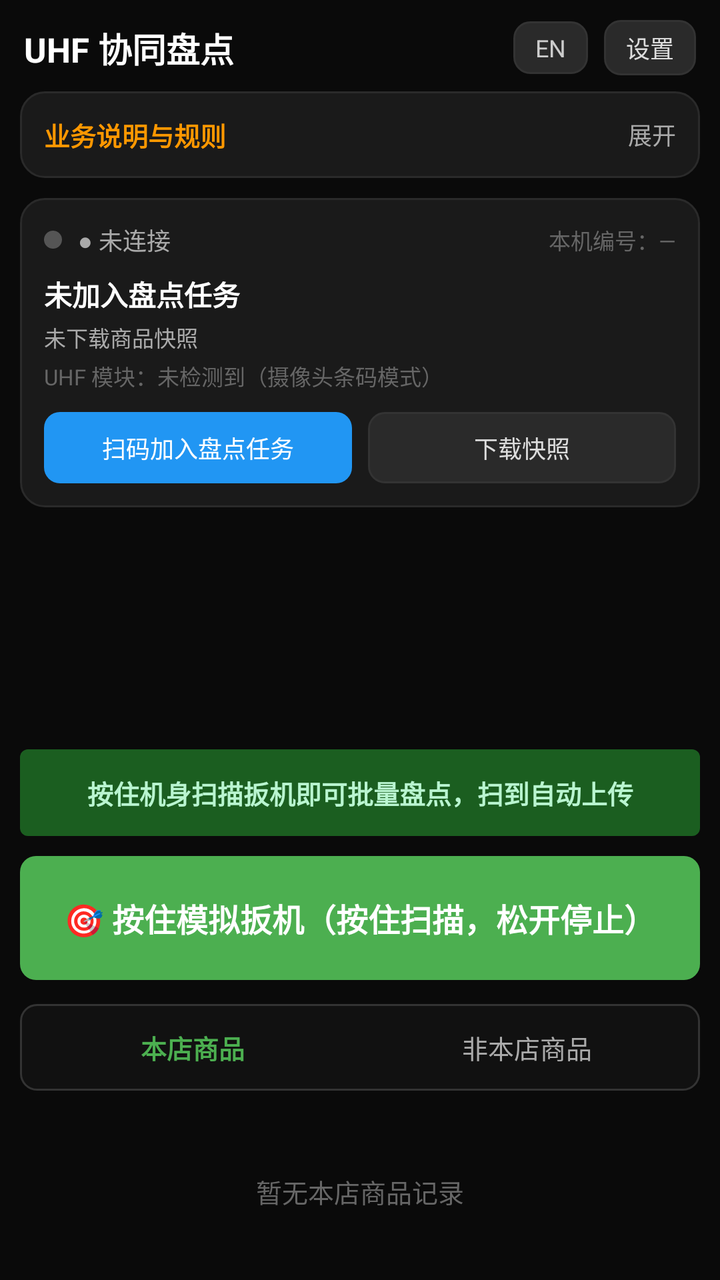
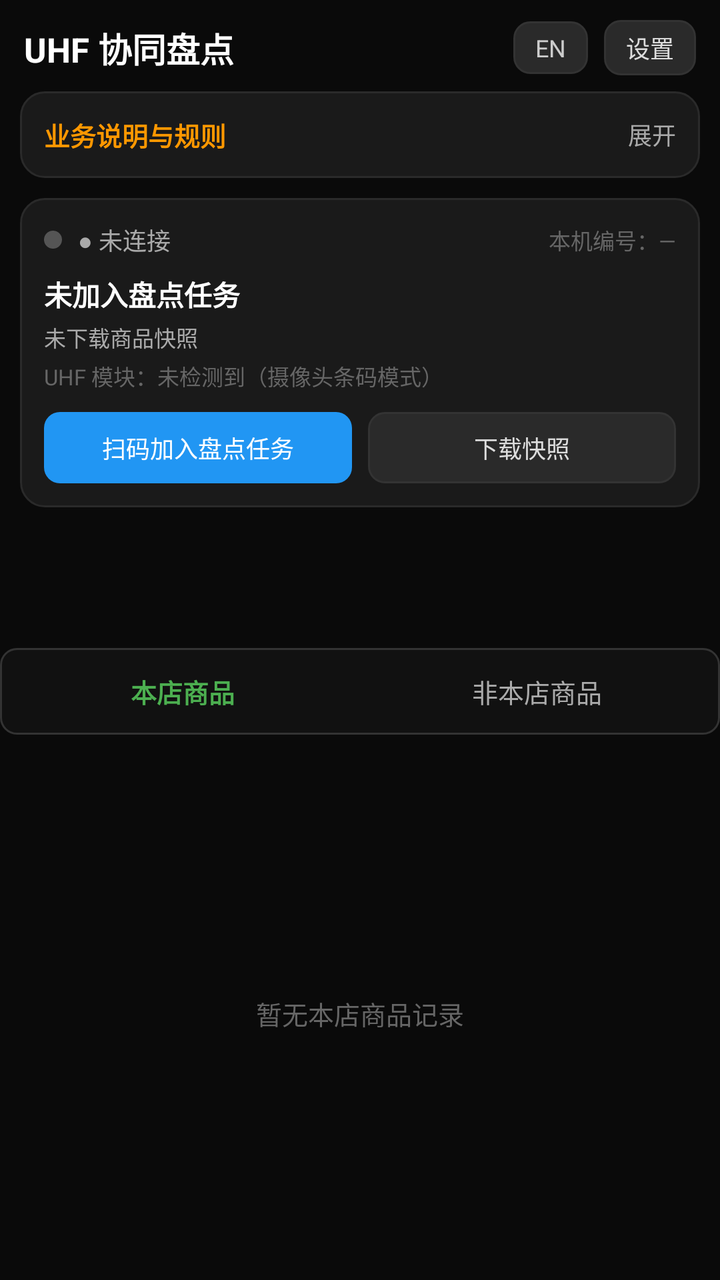

Before-and-after screenshots of an Android layout around one commit, followed by the original layout XML and the change that was made.
<!-- AndroidManifest.xml: application theme Theme.Rfid -->
<!-- res/layout/activity_main.xml -->
<?xml version="1.0" encoding="utf-8"?>
<LinearLayout xmlns:android="http://schemas.android.com/apk/res/android"
    android:layout_width="match_parent"
    android:layout_height="match_parent"
    android:orientation="vertical"
    android:background="@color/bg"
    android:fitsSystemWindows="true">

    
    <LinearLayout
        android:layout_width="match_parent"
        android:layout_height="wrap_content"
        android:orientation="horizontal"
        android:gravity="center_vertical"
        android:paddingHorizontal="12dp"
        android:paddingTop="10dp"
        android:paddingBottom="8dp">

        <TextView
            android:id="@+id/tvTitle"
            android:layout_width="0dp"
            android:layout_height="wrap_content"
            android:layout_weight="1"
            android:text="@string/app_title"
            android:textColor="@color/text_primary"
            android:textSize="17sp"
            android:textStyle="bold" />

        <TextView
            android:id="@+id/btnLang"
            android:layout_width="wrap_content"
            android:layout_height="wrap_content"
            android:background="@drawable/bg_btn_dark"
            android:paddingHorizontal="11dp"
            android:paddingVertical="5dp"
            android:text="@string/lang_switch"
            android:textColor="#CCCCCC"
            android:textSize="12sp" />

        <TextView
            android:id="@+id/btnSettings"
            android:layout_width="wrap_content"
            android:layout_height="wrap_content"
            android:layout_marginStart="8dp"
            android:background="@drawable/bg_btn_dark"
            android:paddingHorizontal="11dp"
            android:paddingVertical="5dp"
            android:text="@string/btn_settings"
            android:textColor="#DDDDDD"
            android:textSize="12sp" />
    </LinearLayout>

    <LinearLayout
        android:layout_width="match_parent"
        android:layout_height="wrap_content"
        android:orientation="vertical">

        <LinearLayout
            android:layout_width="match_parent"
            android:layout_height="wrap_content"
            android:orientation="vertical"
            android:paddingHorizontal="10dp">

            
            <LinearLayout
                android:id="@+id/rulesCard"
                android:layout_width="match_parent"
                android:layout_height="wrap_content"
                android:orientation="vertical"
                android:background="@drawable/bg_card"
                android:padding="12dp">

                <LinearLayout
                    android:id="@+id/rulesHead"
                    android:layout_width="match_parent"
                    android:layout_height="wrap_content"
                    android:orientation="horizontal"
                    android:gravity="center_vertical">

                    <TextView
                        android:layout_width="0dp"
                        android:layout_height="wrap_content"
                        android:layout_weight="1"
                        android:text="@string/rules_title"
                        android:textColor="@color/orange"
                        android:textSize="13sp"
                        android:textStyle="bold" />

                    <TextView
                        android:id="@+id/tvRulesToggle"
                        android:layout_width="wrap_content"
                        android:layout_height="wrap_content"
                        android:text="@string/rules_expand"
                        android:textColor="@color/text_secondary"
                        android:textSize="12sp" />
                </LinearLayout>

                <TextView
                    android:id="@+id/tvRulesBody"
                    android:layout_width="match_parent"
                    android:layout_height="wrap_content"
                    android:layout_marginTop="8dp"
                    android:lineSpacingMultiplier="1.35"
                    android:text="@string/rules_body"
                    android:textColor="#B0B0B0"
                    android:textSize="11sp"
                    android:visibility="gone" />
            </LinearLayout>

            
            <LinearLayout
                android:layout_width="match_parent"
                android:layout_height="wrap_content"
                android:orientation="vertical"
                android:background="@drawable/bg_card"
                android:layout_marginTop="10dp"
                android:padding="12dp">

                <LinearLayout
                    android:layout_width="match_parent"
                    android:layout_height="wrap_content"
                    android:orientation="horizontal"
                    android:gravity="center_vertical">

                    <View
                        android:id="@+id/dotNet"
                        android:layout_width="9dp"
                        android:layout_height="9dp"
                        android:background="@drawable/dot_gray" />

                    <TextView
                        android:id="@+id/tvNet"
                        android:layout_width="0dp"
                        android:layout_height="wrap_content"
                        android:layout_weight="1"
                        android:layout_marginStart="8dp"
                        android:text="@string/net_offline"
                        android:textColor="@color/text_secondary"
                        android:textSize="12sp" />

                    <TextView
                        android:id="@+id/tvDeviceNo"
                        android:layout_width="wrap_content"
                        android:layout_height="wrap_content"
                        android:text="@string/device_none"
                        android:textColor="@color/text_hint"
                        android:textSize="11sp" />
                </LinearLayout>

                <TextView
                    android:id="@+id/tvTask"
                    android:layout_width="wrap_content"
                    android:layout_height="wrap_content"
                    android:layout_marginTop="8dp"
                    android:text="@string/task_none"
                    android:textColor="@color/text_primary"
                    android:textSize="14sp"
                    android:textStyle="bold" />

                <TextView
                    android:id="@+id/tvSnapshot"
                    android:layout_width="wrap_content"
                    android:layout_height="wrap_content"
                    android:layout_marginTop="3dp"
                    android:text="@string/snapshot_none"
                    android:textColor="@color/text_secondary"
                    android:textSize="11sp" />

                <TextView
                    android:id="@+id/tvUhf"
                    android:layout_width="wrap_content"
                    android:layout_height="wrap_content"
                    android:layout_marginTop="3dp"
                    android:text="@string/uhf_none"
                    android:textColor="@color/text_hint"
                    android:textSize="11sp" />

                <LinearLayout
                    android:layout_width="match_parent"
                    android:layout_height="wrap_content"
                    android:orientation="horizontal"
                    android:layout_marginTop="10dp">

                    <TextView
                        android:id="@+id/btnJoin"
                        android:layout_width="0dp"
                        android:layout_height="wrap_content"
                        android:layout_weight="1"
                        android:background="@drawable/bg_btn_blue"
                        android:gravity="center"
                        android:paddingVertical="9dp"
                        android:text="@string/btn_scan_join"
                        android:textColor="#FFFFFF"
                        android:textSize="12sp" />

                    <TextView
                        android:id="@+id/btnDownload"
                        android:layout_width="0dp"
                        android:layout_height="wrap_content"
                        android:layout_weight="1"
                        android:layout_marginStart="8dp"
                        android:background="@drawable/bg_btn_dark"
                        android:gravity="center"
                        android:paddingVertical="9dp"
                        android:text="@string/btn_download"
                        android:textColor="#DDDDDD"
                        android:textSize="12sp" />
                </LinearLayout>
            </LinearLayout>

            
            <TextView
                android:id="@+id/tvHvAlert"
                android:layout_width="match_parent"
                android:layout_height="wrap_content"
                android:layout_marginTop="10dp"
                android:background="@drawable/badge_orange"
                android:gravity="center"
                android:paddingVertical="9dp"
                android:textColor="#FFE0B2"
                android:textSize="12sp"
                android:textStyle="bold"
                android:visibility="gone" />

            
            <LinearLayout
                android:layout_width="match_parent"
                android:layout_height="wrap_content"
                android:orientation="horizontal"
                android:layout_marginTop="10dp"
                android:weightSum="4">

                <LinearLayout style="@style/HomeStat">
                    <TextView android:id="@+id/statSelf" style="@style/HomeStatNum" android:textColor="@color/green" />
                    <TextView style="@style/HomeStatLabel" android:text="@string/stat_self" />
                </LinearLayout>
                <LinearLayout style="@style/HomeStat">
                    <TextView android:id="@+id/statAbnormal" style="@style/HomeStatNum" android:textColor="@color/red" />
                    <TextView style="@style/HomeStatLabel" android:text="@string/stat_abnormal" />
                </LinearLayout>
                <LinearLayout style="@style/HomeStat">
                    <TextView android:id="@+id/statGlobal" style="@style/HomeStatNum" android:textColor="@color/blue" />
                    <TextView style="@style/HomeStatLabel" android:text="@string/stat_global" />
                </LinearLayout>
                <LinearLayout style="@style/HomeStat">
                    <TextView android:id="@+id/statBook" style="@style/HomeStatNum" android:textColor="@color/text_primary" />
                    <TextView style="@style/HomeStatLabel" android:text="@string/stat_book" />
                </LinearLayout>
            </LinearLayout>

            
            <TextView
                android:id="@+id/tvTriggerHint"
                android:layout_width="match_parent"
                android:layout_height="wrap_content"
                android:layout_marginTop="10dp"
                android:background="@drawable/badge_green"
                android:gravity="center"
                android:paddingVertical="12dp"
                android:text="@string/trigger_hint"
                android:textColor="#B9F5D0"
                android:textSize="13sp"
                android:textStyle="bold" />

            
            <TextView
                android:id="@+id/btnTrigger"
                android:layout_width="match_parent"
                android:layout_height="62dp"
                android:layout_marginTop="10dp"
                android:background="@drawable/bg_btn_green"
                android:gravity="center"
                android:text="@string/trigger_btn"
                android:textColor="#FFFFFF"
                android:textSize="16sp"
                android:textStyle="bold" />

            
            <LinearLayout
                android:layout_width="match_parent"
                android:layout_height="wrap_content"
                android:orientation="horizontal"
                android:layout_marginTop="12dp"
                android:background="@drawable/bg_input"
                android:padding="3dp">

                <TextView
                    android:id="@+id/tabStore"
                    android:layout_width="0dp"
                    android:layout_height="wrap_content"
                    android:layout_weight="1"
                    android:gravity="center"
                    android:paddingVertical="9dp"
                    android:text="@string/tab_store"
                    android:textColor="@color/green"
                    android:textSize="13sp"
                    android:textStyle="bold" />

                <TextView
                    android:id="@+id/tabAbnormal"
                    android:layout_width="0dp"
                    android:layout_height="wrap_content"
                    android:layout_weight="1"
                    android:gravity="center"
                    android:paddingVertical="9dp"
                    android:text="@string/tab_abnormal"
                    android:textColor="@color/text_secondary"
                    android:textSize="13sp" />
            </LinearLayout>
        </LinearLayout>
    </LinearLayout>

    
    <FrameLayout
        android:layout_width="match_parent"
        android:layout_height="0dp"
        android:layout_weight="1"
        android:layout_marginTop="6dp">

        <androidx.recyclerview.widget.RecyclerView
            android:id="@+id/rvScan"
            android:layout_width="match_parent"
            android:layout_height="match_parent"
            android:clipToPadding="false"
            android:paddingHorizontal="10dp"
            android:paddingBottom="10dp"
            android:scrollbars="vertical" />

        <TextView
            android:id="@+id/tvEmpty"
            android:layout_width="wrap_content"
            android:layout_height="wrap_content"
            android:layout_gravity="center"
            android:text="@string/empty_store"
            android:textColor="@color/text_hint"
            android:textSize="13sp" />
    </FrameLayout>
</LinearLayout>
<!-- resources referenced by this layout -->
<resources>
  <color name="bg">#0A0A0A</color>
  <color name="blue">#2196F3</color>
  <color name="green">#4CAF50</color>
  <color name="orange">#FF9800</color>
  <color name="red">#E53935</color>
  <color name="text_hint">#666666</color>
  <color name="text_primary">#FFFFFF</color>
  <color name="text_secondary">#AAAAAA</color>
  <!-- drawable badge_green (drawable) -->
  <?xml version="1.0" encoding="utf-8"?>
  <shape xmlns:android="http://schemas.android.com/apk/res/android" android:shape="rectangle">
      <solid android:color="#1B5E20" />
      <corners android:radius="4dp" />
  </shape>
  <!-- drawable badge_orange (drawable) -->
  <?xml version="1.0" encoding="utf-8"?>
  <shape xmlns:android="http://schemas.android.com/apk/res/android" android:shape="rectangle">
      <solid android:color="#7A4F01" />
      <corners android:radius="4dp" />
  </shape>
  <!-- drawable bg_btn_blue (drawable) -->
  <?xml version="1.0" encoding="utf-8"?>
  <shape xmlns:android="http://schemas.android.com/apk/res/android" android:shape="rectangle">
      <solid android:color="@color/blue" />
      <corners android:radius="8dp" />
  </shape>
  <!-- drawable bg_btn_green (drawable) -->
  <?xml version="1.0" encoding="utf-8"?>
  <shape xmlns:android="http://schemas.android.com/apk/res/android" android:shape="rectangle">
      <solid android:color="@color/green" />
      <corners android:radius="8dp" />
  </shape>
  <!-- drawable dot_gray (drawable) -->
  <?xml version="1.0" encoding="utf-8"?>
  <shape xmlns:android="http://schemas.android.com/apk/res/android" android:shape="oval">
      <solid android:color="#555555" />
      <size android:width="10dp" android:height="10dp" />
  </shape>
  <string name="app_title">UHF 协同盘点</string>
  <string name="btn_download">下载快照</string>
  <string name="btn_scan_join">扫码加入盘点任务</string>
  <string name="btn_settings">设置</string>
  <string name="device_none">本机编号：—</string>
  <string name="empty_store">暂无本店商品记录</string>
  <string name="lang_switch">EN</string>
  <string name="net_offline">● 未连接</string>
  <string name="rules_body">一、任务与设备\n1. 盘点任务由主管在系统里开启，设备扫码加入任务并下载商品快照后才能扫描。\n2. 盘点期间，本店销售暂停，商品不能买卖、不能出入库。\n3. 加入任务后直接按住机身扫描扳机即可批量盘点；没有 UHF 模块的手机点屏幕提示条打开摄像头扫条码，条码即 EPC。扫到的数据自动上传，无需手动开始或结束。\n4. 主管结束任务后设备自动停止扫描和上传；任务开始时系统给每台设备编临时号（如1号、2号），任务结束释放。\n\n二、多台设备协同\n5. 手持机按设定间隔自动获取“其他设备已扫到的商品”并更新屏幕。\n6. 每次只取新增的，不重复取，省流量。\n7. 只有一台设备时不取别人数据，高价值提醒只按本机算。\n8. 多台设备时合成一张完整盘点表。\n9. 断网不影响使用，网络恢复后自动补齐。\n10. 网络正常看到全局；断网只显示本机，提醒按本机算。\n11-13. 断网数据先存本机，恢复后自动补传；非本店商品照样标红。\n\n三、商品核对\n14. 开始前下载本店全部商品清单到本地，扫描时立刻比对。\n15. 扫到非本店商品标红，挑出单独存放，结束后统一处理。\n16. 高价值商品没扫到会一直置顶提醒，重点寻找。\n\n四、数据与结果\n17. 能传就传，传不了先存，恢复后自动补传。\n18. 同一件商品重复扫只记一次。\n19. 排序：异常 &gt; 未扫高价值 &gt; 已扫高价值 &gt; 普通 &gt; 其他设备扫的。\n20. 手持机只负责扫描、核对、上传，差异结果由后台计算。\n21. 全部设备合并去重，主管核对确认后才解除销售暂停。</string>
  <string name="rules_expand">展开</string>
  <string name="rules_title">业务说明与规则</string>
  <string name="snapshot_none">未下载商品快照</string>
  <string name="stat_abnormal">非本店</string>
  <string name="stat_book">账面</string>
  <string name="stat_global">全局已扫</string>
  <string name="stat_self">本机已扫</string>
  <string name="tab_abnormal">非本店商品</string>
  <string name="tab_store">本店商品</string>
  <string name="task_none">未加入盘点任务</string>
  <string name="trigger_btn">🎯 按住模拟扳机（按住扫描，松开停止）</string>
  <string name="trigger_hint">按住机身扫描扳机即可批量盘点，扫到自动上传</string>
  <string name="uhf_none">UHF 模块：未检测到（摄像头条码模式）</string>
  <style name="HomeStatLabel">
          <item name="android:layout_width">wrap_content</item>
          <item name="android:layout_height">wrap_content</item>
          <item name="android:textColor">@color/text_secondary</item>
          <item name="android:textSize">10sp</item>
      </style>
  <color name="input_stroke">#333333</color>
  <color name="card">#1A1A1A</color>
  <color name="stroke">#2A2A2A</color>
  <color name="input_bg">#111111</color>
  <color name="green_dark">#2E7D32</color>
  <!-- unchanged entries left out for length: 8 -->
</resources>

<!-- the commit's change to res/layout/activity_main.xml (unified diff, before → after) -->
@@ -50,6 +50,14 @@
             android:textSize="12sp" />
     </LinearLayout>
 
+    
+    <ScrollView
+        android:layout_width="match_parent"
+        android:layout_height="0dp"
+        android:layout_weight="1"
+        android:fillViewport="true"
+        android:scrollbars="none">
+
     <LinearLayout
         android:layout_width="match_parent"
         android:layout_height="wrap_content"
@@ -275,7 +283,11 @@
                 android:textSize="16sp"
                 android:textStyle="bold" />
 
-            
+            </LinearLayout>
+        </LinearLayout>
+    </ScrollView>
+
+    
             <LinearLayout
                 android:layout_width="match_parent"
                 android:layout_height="wrap_content"
@@ -305,10 +317,8 @@
                     android:paddingVertical="9dp"
                     android:text="@string/tab_abnormal"
                     android:textColor="@color/text_secondary"
-                    android:textSize="13sp" />
-            </LinearLayout>
-        </LinearLayout>
-    </LinearLayout>
+                android:textSize="13sp" />
+            </LinearLayout>
 
     
     <FrameLayout
